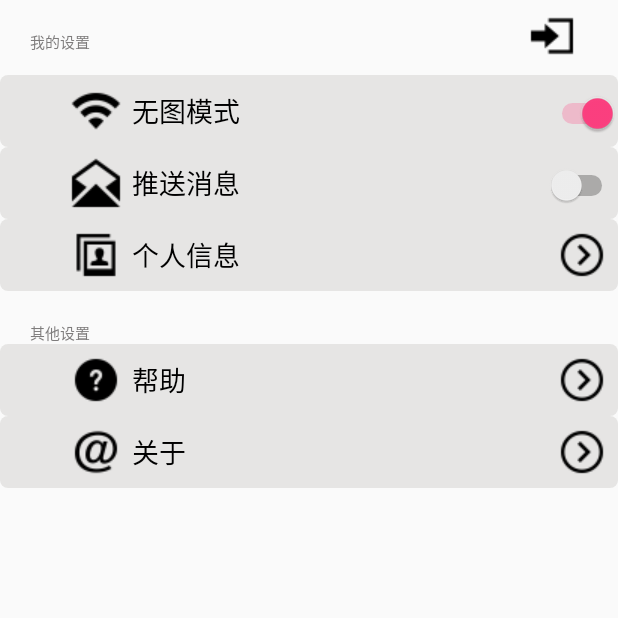
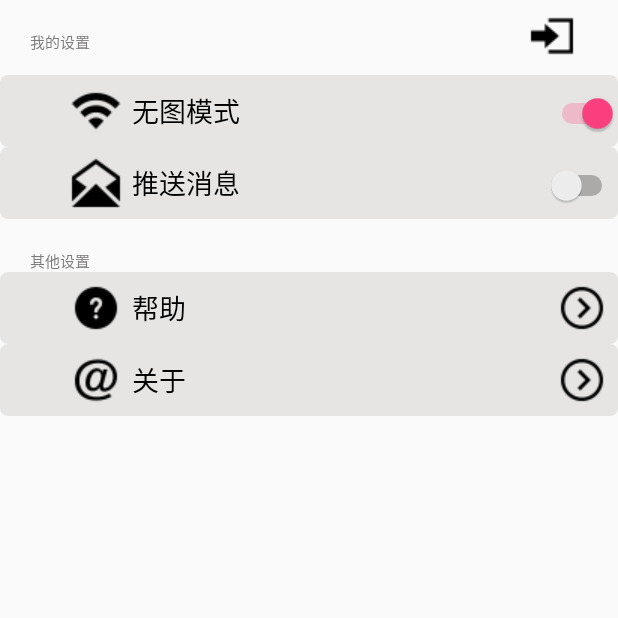
Before and after one commit to jiahao42/Simplified-Zhihu-Daily, an Android app: the SettingActivity screen opened directly, with no data from a screen before it, on a phone screen of 412 x 824 dp, the top half of it. Run offline under Robolectric (Android 15) with nearby library versions, the phone set to English and light mode, and no system bars; network calls fail.

```diff
--- a/SimpleZhihuDaily/app/src/main/AndroidManifest.xml
+++ b/SimpleZhihuDaily/app/src/main/AndroidManifest.xml
@@ -25,6 +25,7 @@
         <activity android:name="com.james.simplezhihudaily.View.ThemeFrameActivity"/>
         <activity android:name="com.james.simplezhihudaily.View.CommentActivity"/>
         <activity android:name="com.james.simplezhihudaily.View.ProfileActivity"/>
+        <service android:name=".Service.UpdateService"/>
     </application>
 
 </manifest>
--- a/SimpleZhihuDaily/app/src/main/java/com/james/simplezhihudaily/View/MainActivity.java
+++ b/SimpleZhihuDaily/app/src/main/java/com/james/simplezhihudaily/View/MainActivity.java
@@ -61,14 +61,13 @@ import static com.james.simplezhihudaily.R.drawable.error;
  * 2.下滑时要隐藏标题栏
  * 3.要写点赞，评论菜单，且单击后该菜单会出现或消失
  * 4.分栏目，点击显示下拉列表，可以获取每个栏目的信息   **DONE**
- * 5.不显眼的注册登录功能，连接后台
- * 6.写设置界面，比如可以选择3G情况下不自动加载图片等
+ * 5.不显眼的注册登录功能，连接后台        **DONE**
+ * 6.写设置界面，比如可以选择3G情况下不自动加载图片等      **DONE**
  * 7.要做推送消息功能（总之要实践Service和Broadcast!!!)
  * 8.分享功能
  * 9.持久化Cookie
  */
 
-// TODO: 2016/9/3 还没有给TopStory添加链接 无法通过它进入文章
 
 
 public class MainActivity extends Activity implements AdapterView.OnItemSelectedListener, View.OnClickListener {
--- a/SimpleZhihuDaily/app/src/main/res/layout/layout_setting.xml
+++ b/SimpleZhihuDaily/app/src/main/res/layout/layout_setting.xml
@@ -58,26 +58,6 @@
                 android:id="@+id/announcement_or_not"
                 />
         </TableRow>
-        <TableRow
-            android:id="@+id/personInfo"
-            android:background="@drawable/login_box">
-            <TextView
-                android:layout_width="wrap_content"
-                android:layout_height="wrap_content"
-                android:text="个人信息"
-                android:drawableLeft="@drawable/icon_personal"
-                android:textColor="#000"
-                android:gravity="center"
-                android:layout_marginLeft="40dp"
-                android:textSize="@dimen/setting_text"
-                />
-            <ImageView
-                android:layout_width="wrap_content"
-                android:layout_height="match_parent"
-                android:layout_gravity="right"
-                android:background="@drawable/icon_arrow"
-                />
-        </TableRow>
     </TableLayout>
     <TextView
         android:id="@+id/Other_settings"
```
Also changed, not shown: SimpleZhihuDaily/app/src/main/java/com/james/simplezhihudaily/Service/UpdateService.java (added, +25 -0 lines), SimpleZhihuDaily/app/src/main/java/com/james/simplezhihudaily/View/ArticleActivity.java (+88 -0 lines).
